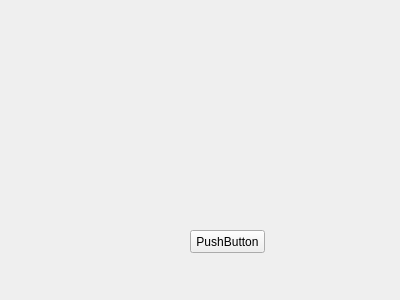
The window that mainwidget.ui (HalloSoft/QtArduCompanion) describes before a commit, drawn with Qt 5.
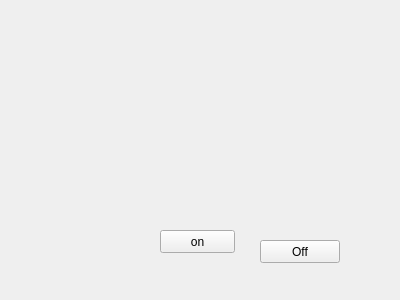
The same window after the commit.

What changed in the file:
```diff
--- a/mainwidget.ui
+++ b/mainwidget.ui
@@ -16,14 +16,27 @@
   <widget class="QPushButton" name="pushButton">
    <property name="geometry">
     <rect>
-     <x>190</x>
+     <x>160</x>
      <y>230</y>
      <width>75</width>
      <height>23</height>
     </rect>
    </property>
    <property name="text">
-    <string>PushButton</string>
+    <string>on</string>
+   </property>
+  </widget>
+  <widget class="QPushButton" name="buttonOff">
+   <property name="geometry">
+    <rect>
+     <x>260</x>
+     <y>240</y>
+     <width>80</width>
+     <height>23</height>
+    </rect>
+   </property>
+   <property name="text">
+    <string>Off</string>
    </property>
   </widget>
  </widget>
```
Left out of the diff: 4 changed lines with no effect on the pictures.
